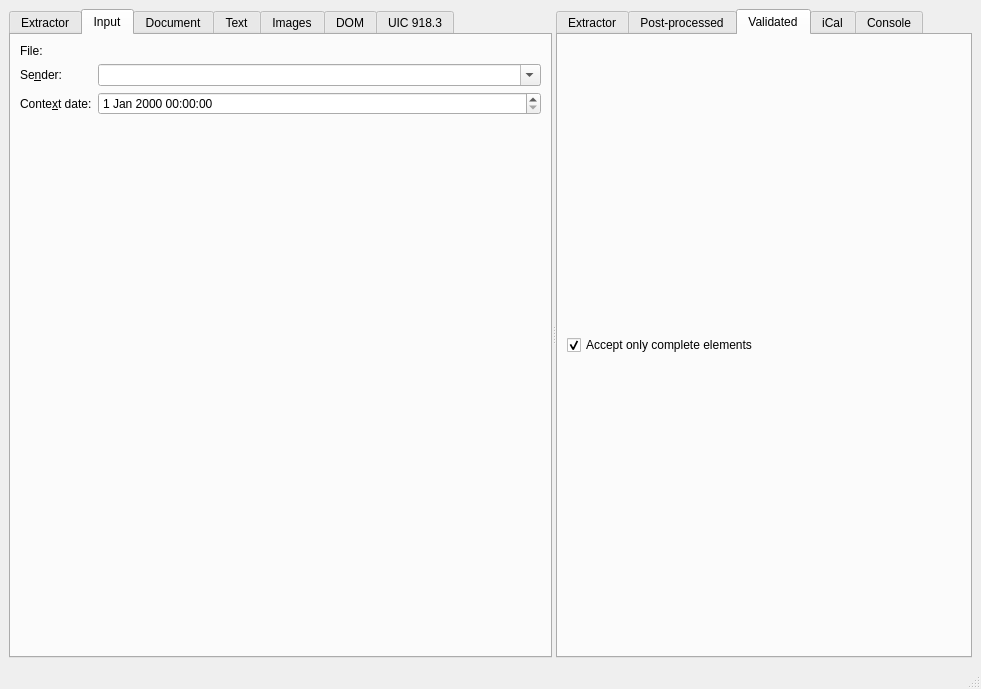
This is src/mainwindow.ui in KDE/kitinerary-workbench as Qt 5 draws it before an edit. The edited form follows.
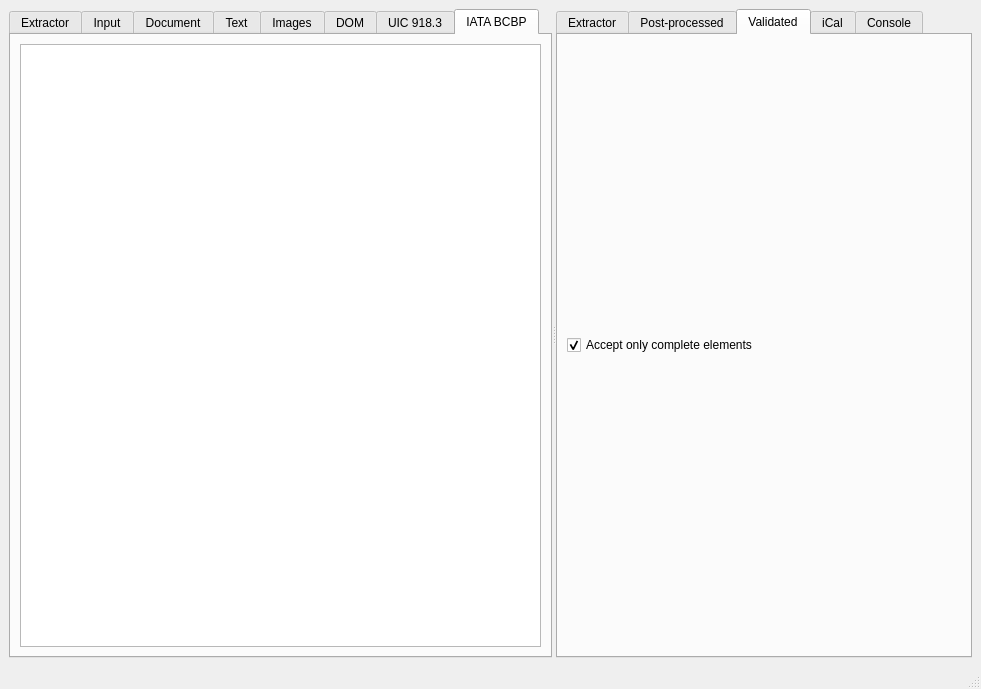
This is the edited form. The open tabs and pages were chosen to show the change. Icons and pictures are not drawn. Custom widgets are drawn as their Qt base class.

Commit message: Show full IATA BCBP details

Patch:
```diff
--- a/src/mainwindow.ui
+++ b/src/mainwindow.ui
@@ -202,6 +202,16 @@
          </item>
         </layout>
        </widget>
+       <widget class="QWidget" name="tab">
+        <attribute name="title">
+         <string>IATA BCBP</string>
+        </attribute>
+        <layout class="QVBoxLayout" name="verticalLayout_10">
+         <item>
+          <widget class="QTreeView" name="iataBcbpView"/>
+         </item>
+        </layout>
+       </widget>
       </widget>
       <widget class="QTabWidget" name="outputTabWidget">
        <property name="currentIndex">
```
The commit also changes 6 other files.
